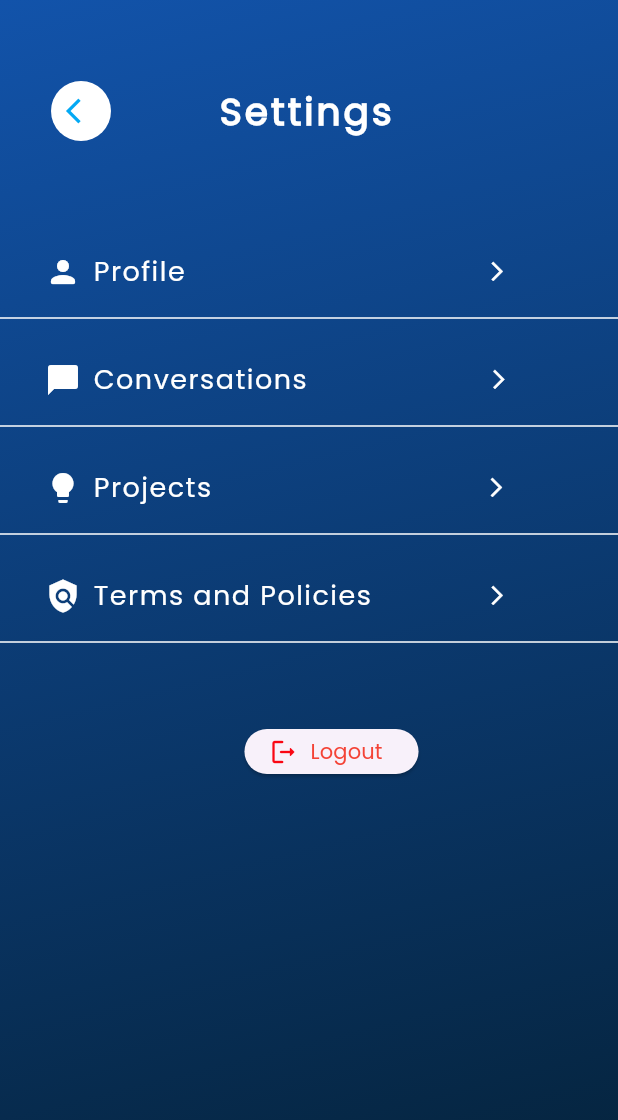
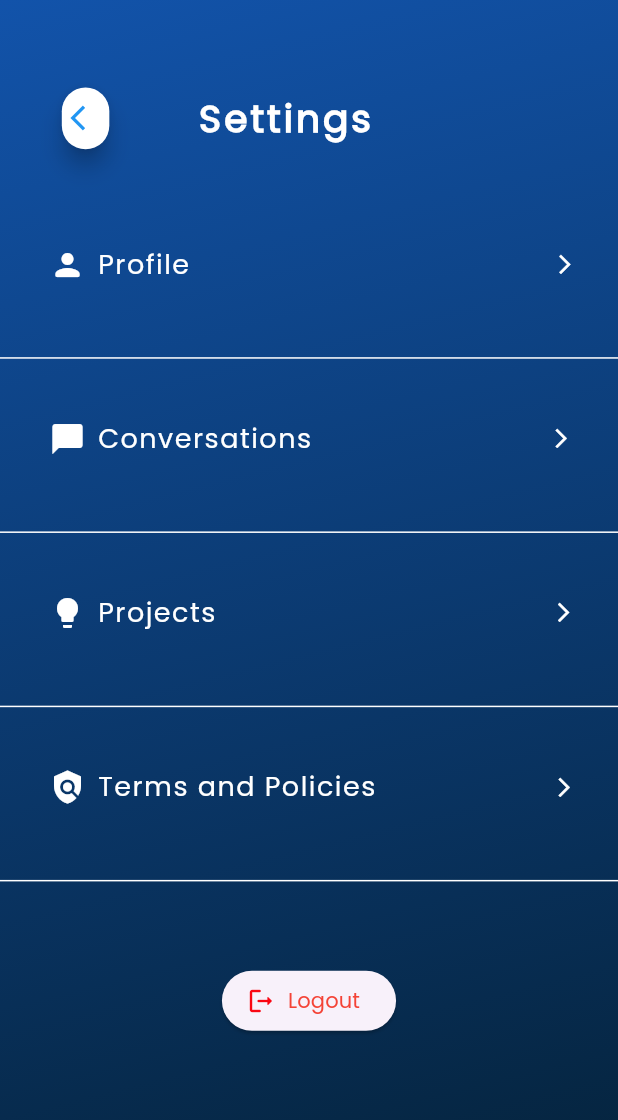
Before and after one commit to Kendra-ui/kendra_todo, a Flutter app: the Info3 screen opened directly, after a tap on the "arrow back ios" icon, on a phone screen of 412 x 824 dp. Shown: the top 1120 px of the screen. Run offline on Flutter 3.47's test engine with Material 2 defaults, Android fonts, the phone set to English and light mode, and no system bars; our stand-ins replace table_calendar.

Commit message:
Initial commit

```diff
--- a/lib/widgets/info2.dart
+++ b/lib/widgets/info2.dart
@@ -29,109 +29,110 @@ class _Info2 extends State<Info2> {
         ),
         child: Column(
           children: [
+
+         SizedBox(height: MediaQuery.of(context).size.height/30),
+
             Row(
-              mainAxisAlignment: MainAxisAlignment.spaceBetween,
               children: [
-                Padding(
-                  padding: const EdgeInsets.only(top:50.0, left: 30),
-                  child: IconButton(
-                  style: ButtonStyle(
-                    backgroundColor: MaterialStateProperty.all(Colors.white),
-                    iconSize: MaterialStateProperty.all(20),
-                    fixedSize: MaterialStateProperty.all(const Size(30, 30))                ),
-                  icon:const Icon(Icons.arrow_back_ios, color: Colors.lightBlue,) ,
+                SizedBox(width: MediaQuery.of(context).size.width/10),
+                SizedBox(
+                      height: MediaQuery.of(context).size.height/20,
+                      width: MediaQuery.of(context).size.width/13,
+                      child: FloatingActionButton(
+                  backgroundColor: Colors.white,
                   onPressed: () {
                   Navigator.of(context).pushReplacement(MaterialPageRoute(builder: (BuildContext context)=>const Info()));
 
-                   },)
+                   },
+                   child: const Icon(Icons.arrow_back_ios, color: Colors.blue, size: 20,),)
                 ),
 
-                const Padding(
-                  padding:  EdgeInsets.only(top:50.0, right: 150),
-                  child: Text('Settings', style: TextStyle(color: Colors.white, fontFamily: 'Poppins', letterSpacing: 2, fontWeight: FontWeight.bold, fontSize: 25),),
-                )
+              SizedBox(
+                width: MediaQuery.of(context).size.width/7,
+                height: MediaQuery.of(context).size.height/8,),
+                const Text('Settings', style: TextStyle(color: Colors.white, fontFamily: 'Poppins', letterSpacing: 2, fontWeight: FontWeight.bold, fontSize: 25),)
               ],
             ),
-            const Padding(
-              padding:  EdgeInsets.only(top:70.0, left: 30),
-              child:  Row(
+
+             Padding(
+              padding:  EdgeInsets.all(MediaQuery.of(context).size.height/25),
+              child:   Row(
                 children: [
-                  Icon(Icons.person_rounded, color: Colors.white,),
-                  Padding(
+                  const Icon(Icons.person_rounded, color: Colors.white,),
+                  const Padding(
                     padding: EdgeInsets.only(left:8.0),
                     child: Text("Profile", style: TextStyle(color: Colors.white,fontSize: 18, fontFamily: 'Poppins', letterSpacing: 1),),
                   ),
-                  SizedBox(width: 200,),
-                  Icon(Icons.arrow_forward_ios, color: Colors.white, size: 15.43,)
+                  SizedBox(width: MediaQuery.of(context).size.width/1.7,),
+                  const Icon(Icons.arrow_forward_ios, color: Colors.white, size: 15.43,)
                                   ],
               ),
             ),
-            const Padding(
-              padding:  EdgeInsets.only(top:10.0),
-              child: Divider(color: Colors.white,),
-            ),
-            const Padding(
-              padding:  EdgeInsets.only(top:20.0, left: 30),
-              child:  Row(
+
+              SizedBox(height: MediaQuery.of(context).size.height/100),
+
+            const Divider(color: Colors.white,),
+
+             Padding(
+            padding:  EdgeInsets.all(MediaQuery.of(context).size.height/25),
+              child:   Row(
                 children: [
-                  Icon(Icons.chat_bubble_rounded, color: Colors.white,),
-                  Padding(
+                  const Icon(Icons.chat_bubble_rounded, color: Colors.white,),
+                  const Padding(
                     padding: EdgeInsets.only(left:8.0),
                     child: Text("Conversations", style: TextStyle(color: Colors.white,fontSize: 18, fontFamily: 'Poppins', letterSpacing: 1),),
                   ),
-                  SizedBox(width: 120,),
-                  Icon(Icons.arrow_forward_ios, color: Colors.white, size: 15.43,)
+                  SizedBox(width: MediaQuery.of(context).size.width/2.6,),
+                  const Icon(Icons.arrow_forward_ios, color: Colors.white, size: 15.43,)
                    ],
               ),
             ),
+              SizedBox(height: MediaQuery.of(context).size.height/100),
 
-            const Padding(
-              padding:  EdgeInsets.only(top:10.0),
-              child: Divider(color: Colors.white,),
-            ),
-            const Padding(
-              padding:  EdgeInsets.only(top:20.0, left: 30),
-              child:  Row(
+            const Divider(color: Colors.white,),
+
+             Padding(
+              padding:  EdgeInsets.all(MediaQuery.of(context).size.height/25),
+              child:   Row(
                 children: [
-                  Icon(Icons.lightbulb, color: Colors.white,),
-                  Padding(
+                  const Icon(Icons.lightbulb, color: Colors.white,),
+                  const Padding(
                     padding: EdgeInsets.only(left:8.0),
                     child: Text("Projects", style: TextStyle(color: Colors.white,fontSize: 18, fontFamily: 'Poppins', letterSpacing: 1),),
                   ),
-                  SizedBox(width: 182,),
-                  Icon(Icons.arrow_forward_ios, color: Colors.white, size: 15.43,)
+                  SizedBox(width: MediaQuery.of(context).size.width/1.84,),
+                  const Icon(Icons.arrow_forward_ios, color: Colors.white, size: 15.43,)
             ],
               ),
             ),
-            const Padding(
-              padding:  EdgeInsets.only(top:10.0),
-              child: Divider(color: Colors.white, thickness: 1,),
-            ),
-            const Padding(
-              padding:  EdgeInsets.only(top:20.0, left: 30),
-              child:  Row(
+              SizedBox(height: MediaQuery.of(context).size.height/100),
+
+            const Divider(color: Colors.white,),
+
+             Padding(
+              padding:  EdgeInsets.all(MediaQuery.of(context).size.height/25),
+              child:   Row(
                 children: [
-                  Icon(Icons.policy, color: Colors.white,),
-                  Padding(
+                  const Icon(Icons.policy, color: Colors.white,),
+                  const Padding(
                     padding: EdgeInsets.only(left:8.0),
                     child: Text("Terms and Policies", style: TextStyle(color: Colors.white,fontSize: 18, fontFamily: 'Poppins', letterSpacing: 1),),
                   ),
 
-                  SizedBox(width: 76,),
-                  Icon(Icons.arrow_forward_ios, color: Colors.white, size: 15.43,)
+                  SizedBox(width:MediaQuery.of(context).size.width/3.5,),
+                  const Icon(Icons.arrow_forward_ios, color: Colors.white, size: 15.43,)
                           ],
               ),
             ),
-            const Padding(
-                padding: EdgeInsets.only(top:10.0,),
-                child: Divider(color: Colors.white, thickness: 1,),
-              ),
+
+              SizedBox(height: MediaQuery.of(context).size.height/100),
+               const Divider(color: Colors.white,),
 
               Padding(
-                  padding: const EdgeInsets.only(top:50.0, left: 30),
+                  padding:  EdgeInsets.all(MediaQuery.of(context).size.width/8),
                   child: Container(
-                    width: 400,
-                    height: 30,
+                    width: MediaQuery.of(context).size.width/2,
+                    height: MediaQuery.of(context).size.height/20,
                     alignment: Alignment.center,
                     child: ElevatedButton.icon(
                       onPressed: (){
--- a/lib/widgets/info3.dart
+++ b/lib/widgets/info3.dart
@@ -41,32 +41,34 @@ class _Info3 extends State<Info3> {
           ),
           child: Column(
             children: [
+
+         SizedBox(height: MediaQuery.of(context).size.height/30),
+
             Row(
-                mainAxisAlignment: MainAxisAlignment.spaceBetween,
               children: [
-                  Padding(
-                    padding: const EdgeInsets.only(top:50.0, left: 30),
-                    child: IconButton(
-                    style: ButtonStyle(
-                      backgroundColor: MaterialStateProperty.all(Colors.white),
-                      iconSize: MaterialStateProperty.all(15),
-                      fixedSize: MaterialStateProperty.all(const Size(30, 30))                ),
-                    icon:const Icon(Icons.arrow_back_ios, color: Colors.lightBlue,) ,
+                SizedBox(width: MediaQuery.of(context).size.width/20),
+                SizedBox(
+                      height: MediaQuery.of(context).size.height/20,
+                      width: MediaQuery.of(context).size.width/13,
+                      child: FloatingActionButton(
+                  backgroundColor: Colors.white,
                   onPressed: () {
                   Navigator.of(context).pushReplacement(MaterialPageRoute(builder: (BuildContext context)=>const Info2()));
 
-                     },)
+                   },
+                   child: const Icon(Icons.arrow_back_ios, color: Colors.blue, size: 20,),)
                 ),
 
-                  const Padding(
-                    padding:  EdgeInsets.only(top:50.0, right: 50),
-                    child: Text('Manage Your Time', style: TextStyle(color: Colors.white, fontFamily: 'Poppins', letterSpacing: 2, fontWeight: FontWeight.bold, fontSize: 20),),
-                  )
+              SizedBox(
+                width: MediaQuery.of(context).size.width/20,
+                height: MediaQuery.of(context).size.height/8,),
+                const Text('Manage your time', style: TextStyle(color: Colors.white, fontFamily: 'Poppins', letterSpacing: 2, fontWeight: FontWeight.bold, fontSize: 25),)
               ],
             ),
 
+
                Padding(
-                 padding: const EdgeInsets.all(15.0),
+                 padding:  EdgeInsets.all(MediaQuery.of(context).size.height/40),
                  child: Container(
 
                               decoration:  BoxDecoration(
@@ -101,29 +103,33 @@ class _Info3 extends State<Info3> {
                ),
 
               Padding(
-                padding:  const EdgeInsets.only(right:13.0, left:13, top:20),
+                padding:   EdgeInsets.all(MediaQuery.of(context).size.height/50),
                 child: Container(
-                  width: 400,
-                  height: 100,
+                  width: MediaQuery.of(context).size.width/1,
+                  height: MediaQuery.of(context).size.height/7,
                   decoration:  BoxDecoration(
                     color: Colors.white,
                     borderRadius: BorderRadius.circular(10)
                   ),
+
                   child:  Column(
+
                     children: [
+                      SizedBox(height: MediaQuery.of(context).size.height/50,),
                        Padding(
-                        padding:  const EdgeInsets.only(right:150.0, top: 10),
-                        //this line enables to set task for the chosen date
-                        child:   Text('Set task for ${today.toString().split(' ')[0]}', style: const TextStyle(color: Colors.black, fontFamily: 'Poppins', fontWeight: FontWeight.bold),),
+                         padding:  EdgeInsets.only(right: 200),
+                         child: Text('Set task for ${today.toString().split(' ')[0]}', style: const TextStyle(color: Colors.black, fontFamily: 'Poppins', fontWeight: FontWeight.bold),),
                        ),
                       Row(
                         children: [
-                          const SizedBox(width: 10,),
-                          const SizedBox(
-                                width: 200,
-                                height: 40,
+
+                          SizedBox(width: MediaQuery.of(context).size.width/50),
+
+                           SizedBox(
+                                width: MediaQuery.of(context).size.width/1.8,
+                                height: MediaQuery.of(context).size.height/18,
                               child:
-                                TextField(
+                                const TextField(
                                   decoration:  InputDecoration(
                                     filled: true,
                                     labelText: 'Task',
@@ -135,10 +141,13 @@ class _Info3 extends State<Info3> {
                               ),
                                          ),
 
-                         const SizedBox(width: 10,),
                           SizedBox(
-                                width: 110,
-                                child: ElevatedButton(
+                            width: MediaQuery.of(context).size.width/100,
+                            height: MediaQuery.of(context).size.height/15,),
+
+                          SizedBox(
+                                  width: MediaQuery.of(context).size.width/3.3,
+                                  height: MediaQuery.of(context).size.height/18,                                child: ElevatedButton(
                                 style: ButtonStyle(
                                   backgroundColor: MaterialStateProperty.all(const Color(0xFF0EA5E9)),
                                   shape: MaterialStateProperty.all(
```
Lines whose indentation alone changed are shown as unchanged.
